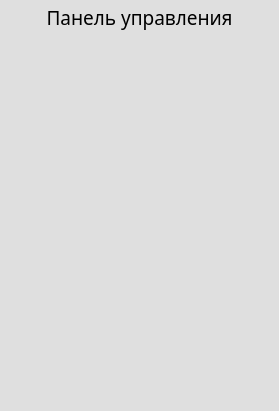
Old version of the form lab_4/controllerwidget.ui in the repository AcidYurets/OOP.
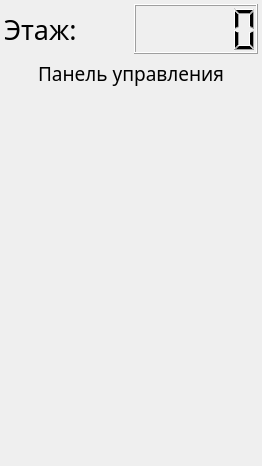
New version of the form.

What changed in the file:
```diff
--- a/lab_4/controllerwidget.ui
+++ b/lab_4/controllerwidget.ui
@@ -6,81 +6,21 @@
    <rect>
     <x>0</x>
     <y>0</y>
-    <width>279</width>
-    <height>411</height>
+    <width>262</width>
+    <height>466</height>
    </rect>
   </property>
   <property name="palette">
    <palette>
-    <active>
-     <colorrole role="Base">
-      <brush brushstyle="SolidPattern">
-       <color alpha="255">
-        <red>255</red>
-        <green>255</green>
-        <blue>255</blue>
-       </color>
-      </brush>
-     </colorrole>
-     <colorrole role="Window">
-      <brush brushstyle="SolidPattern">
-       <color alpha="255">
-        <red>223</red>
-        <green>223</green>
-        <blue>223</blue>
-       </color>
-      </brush>
-     </colorrole>
-    </active>
-    <inactive>
-     <colorrole role="Base">
-      <brush brushstyle="SolidPattern">
-       <color alpha="255">
-        <red>255</red>
-        <green>255</green>
-        <blue>255</blue>
-       </color>
-      </brush>
-     </colorrole>
-     <colorrole role="Window">
-      <brush brushstyle="SolidPattern">
-       <color alpha="255">
-        <red>223</red>
-        <green>223</green>
-        <blue>223</blue>
-       </color>
-      </brush>
-     </colorrole>
-    </inactive>
-    <disabled>
-     <colorrole role="Base">
-      <brush brushstyle="SolidPattern">
-       <color alpha="255">
-        <red>223</red>
-        <green>223</green>
-        <blue>223</blue>
-       </color>
-      </brush>
-     </colorrole>
-     <colorrole role="Window">
-      <brush brushstyle="SolidPattern">
-       <color alpha="255">
-        <red>223</red>
-        <green>223</green>
-        <blue>223</blue>
-       </color>
-      </brush>
-     </colorrole>
-    </disabled>
+    <active/>
+    <inactive/>
+    <disabled/>
    </palette>
   </property>
   <property name="windowTitle">
    <string>Form</string>
   </property>
-  <layout class="QVBoxLayout" name="verticalLayout" stretch="0,0,1,0">
-   <property name="spacing">
-    <number>0</number>
-   </property>
+  <layout class="QGridLayout" name="gridLayout">
    <property name="leftMargin">
     <number>4</number>
    </property>
@@ -93,35 +33,10 @@
    <property name="bottomMargin">
     <number>4</number>
    </property>
-   <item>
-    <layout class="QHBoxLayout" name="floorsLayout"/>
-   </item>
-   <item>
-    <widget class="QLabel" name="label">
-     <property name="font">
-      <font>
-       <family>Yu Gothic UI Light</family>
-       <pointsize>14</pointsize>
-      </font>
-     </property>
-     <property name="text">
-      <string>Панель управления</string>
-     </property>
-     <property name="textFormat">
-      <enum>Qt::PlainText</enum>
-     </property>
-     <property name="scaledContents">
-      <bool>false</bool>
-     </property>
-     <property name="alignment">
-      <set>Qt::AlignCenter</set>
-     </property>
-    </widget>
-   </item>
-   <item>
+   <item row="2" column="0" colspan="2">
     <layout class="QHBoxLayout" name="horizontalLayout">
      <property name="topMargin">
-      <number>48</number>
+      <number>0</number>
      </property>
      <item>
       <spacer name="horizontalSpacer_2">
@@ -164,11 +79,14 @@
      </item>
     </layout>
    </item>
-   <item>
+   <item row="3" column="0" colspan="2">
     <spacer name="verticalSpacer">
      <property name="orientation">
       <enum>Qt::Vertical</enum>
      </property>
+     <property name="sizeType">
+      <enum>QSizePolicy::Expanding</enum>
+     </property>
      <property name="sizeHint" stdset="0">
       <size>
        <width>20</width>
@@ -177,6 +95,51 @@
      </property>
     </spacer>
    </item>
+   <item row="1" column="0" colspan="2">
+    <widget class="QLabel" name="label">
+     <property name="font">
+      <font>
+       <family>Yu Gothic UI Light</family>
+       <pointsize>14</pointsize>
+      </font>
+     </property>
+     <property name="text">
+      <string>Панель управления</string>
+     </property>
+     <property name="textFormat">
+      <enum>Qt::PlainText</enum>
+     </property>
+     <property name="scaledContents">
+      <bool>false</bool>
+     </property>
+     <property name="alignment">
+      <set>Qt::AlignCenter</set>
+     </property>
+    </widget>
+   </item>
+   <item row="0" column="1">
+    <widget class="QLCDNumber" name="lcdNumber">
+     <property name="minimumSize">
+      <size>
+       <width>0</width>
+       <height>50</height>
+      </size>
+     </property>
+    </widget>
+   </item>
+   <item row="0" column="0">
+    <widget class="QLabel" name="label_2">
+     <property name="font">
+      <font>
+       <family>Yu Gothic UI Light</family>
+       <pointsize>20</pointsize>
+      </font>
+     </property>
+     <property name="text">
+      <string>Этаж:</string>
+     </property>
+    </widget>
+   </item>
   </layout>
  </widget>
  <resources/>
```
